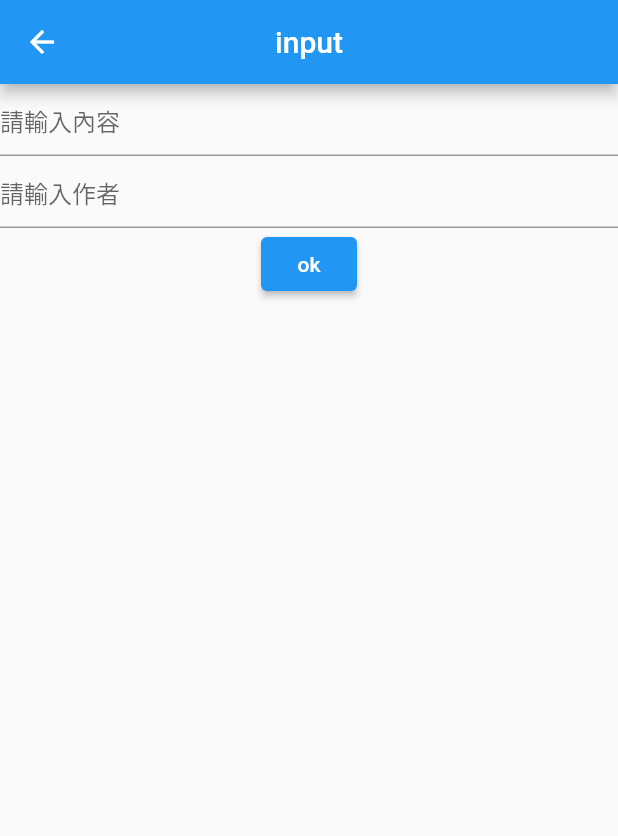
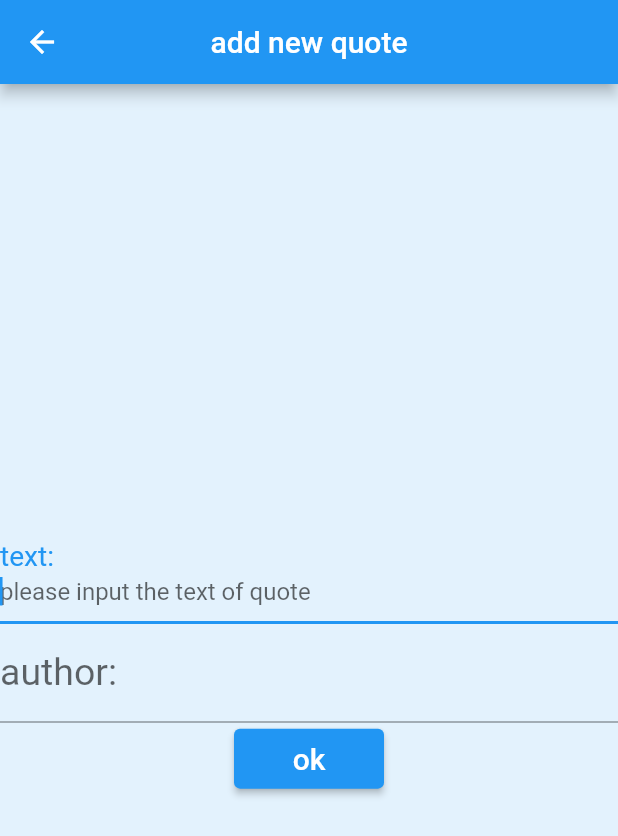
Before and after one commit to flora0110/flutter_project, a Flutter app: the Input screen opened by its route, on a phone screen of 412 x 824 dp. Shown: the top 836 px of the screen. Run offline on Flutter 3.47's test engine with Material 2 defaults, Android fonts, the phone set to English and light mode, and no system bars.

Commit message:
input page upgrade

```diff
--- a/memo/lib/pages/input.dart
+++ b/memo/lib/pages/input.dart
@@ -14,23 +14,40 @@ class _InputState extends State<Input> {
   Widget build(BuildContext context) {
     print('input build');
     return Scaffold(
+      backgroundColor: Colors.blue[50],
         appBar: AppBar(
-          title: const Text('input'),
+          title: const Text('add new quote'),
           centerTitle: true,
         ),
         body: Center(
           child: Column(
+            mainAxisAlignment:MainAxisAlignment.center,
             children: <Widget>[
               TextField(
+                autofocus: true,
+                decoration: InputDecoration(
+                  labelText: "text:",
+                  labelStyle: TextStyle(fontSize: 25,),
+                  hintText: "please input the text of quote",
+                ),
                 controller: textController,
-                decoration: InputDecoration(hintText: '請輸入內容'),
+                //decoration: InputDecoration(hintText: '請輸入內容'),
               ),
               TextField(
+                decoration: InputDecoration(
+                  labelText: "author:",
+                  labelStyle: TextStyle(fontSize: 25,),
+                  hintText: "please author the text of quote",
+                ),
                 controller: authorController,
-                decoration: InputDecoration(hintText: '請輸入作者'),
+                //decoration: InputDecoration(hintText: '請輸入作者'),
               ),
               ElevatedButton(
-                child: Text('ok'),
+                style: ElevatedButton.styleFrom(
+                  fixedSize: Size(100,40),
+                ),
+                child: Text('ok', style: TextStyle(
+                  fontSize: 20,)),
                 //onPressed: btnEvent,
                 onPressed: (){
                   print('press ok');
```
